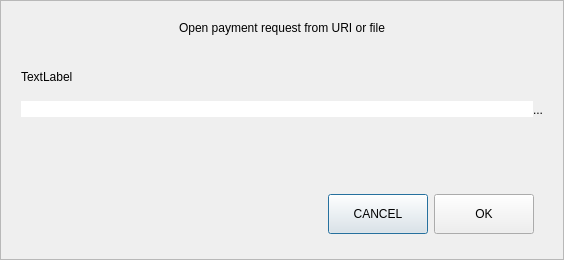
This is src/qt/forms/openuridialog.ui in clowncrew/jokecoin as Qt 5 draws it before an edit. The edited form follows.
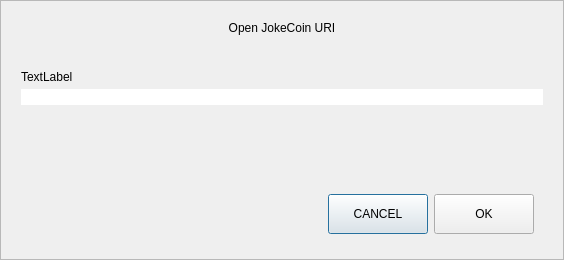
This is the edited form. Custom widgets are drawn as their Qt base class.

The edit to the form file:
```diff
--- a/src/qt/forms/openuridialog.ui
+++ b/src/qt/forms/openuridialog.ui
@@ -56,7 +56,7 @@
       <item>
        <widget class="QLabel" name="labelTitle">
         <property name="text">
-         <string>Open payment request from URI or file</string>
+         <string>Open JokeCoin URI</string>
         </property>
         <property name="alignment">
          <set>Qt::AlignCenter</set>
@@ -101,31 +101,6 @@
           </property>
          </widget>
         </item>
-        <item>
-         <widget class="QPushButton" name="selectFileButton">
-          <property name="minimumSize">
-           <size>
-            <width>0</width>
-            <height>41</height>
-           </size>
-          </property>
-          <property name="toolTip">
-           <string>Select payment request file</string>
-          </property>
-          <property name="styleSheet">
-           <string notr="true">#selectFileButton{
-	border-top-left-radius:0px;
-	border-bottom-left-radius:0px;
-}</string>
-          </property>
-          <property name="text">
-           <string notr="true">...</string>
-          </property>
-          <property name="autoDefault">
-           <bool>false</bool>
-          </property>
-         </widget>
-        </item>
        </layout>
       </item>
       <item>
```
Left out of the diff: 2 changed lines with no effect on the pictures.
